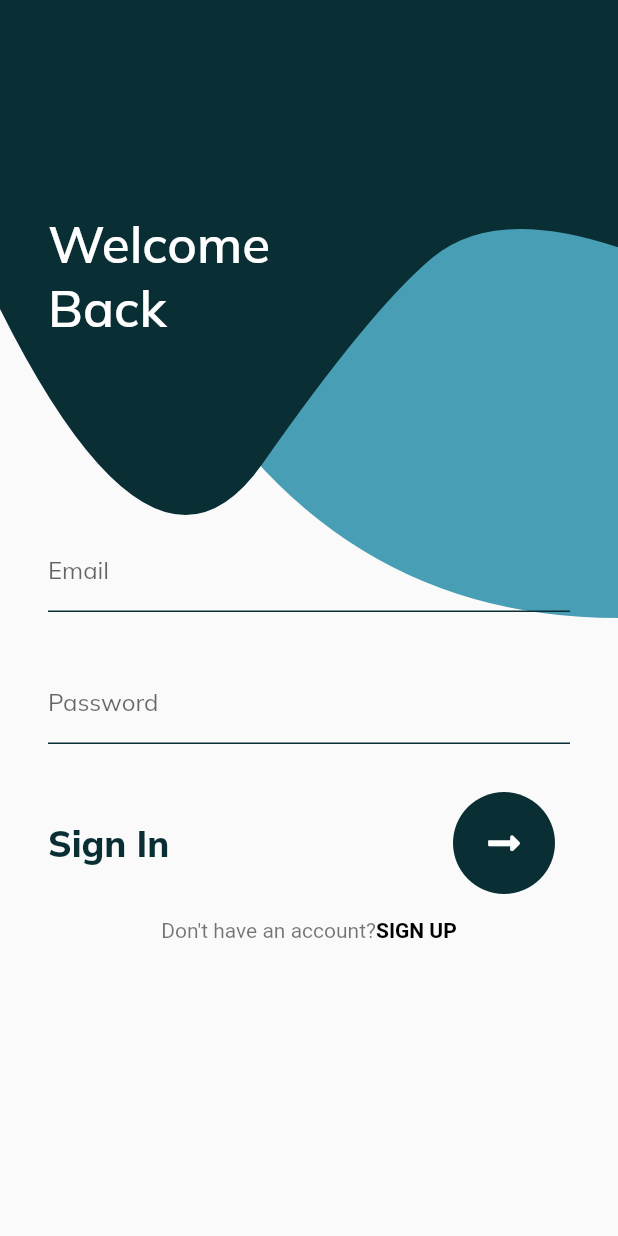
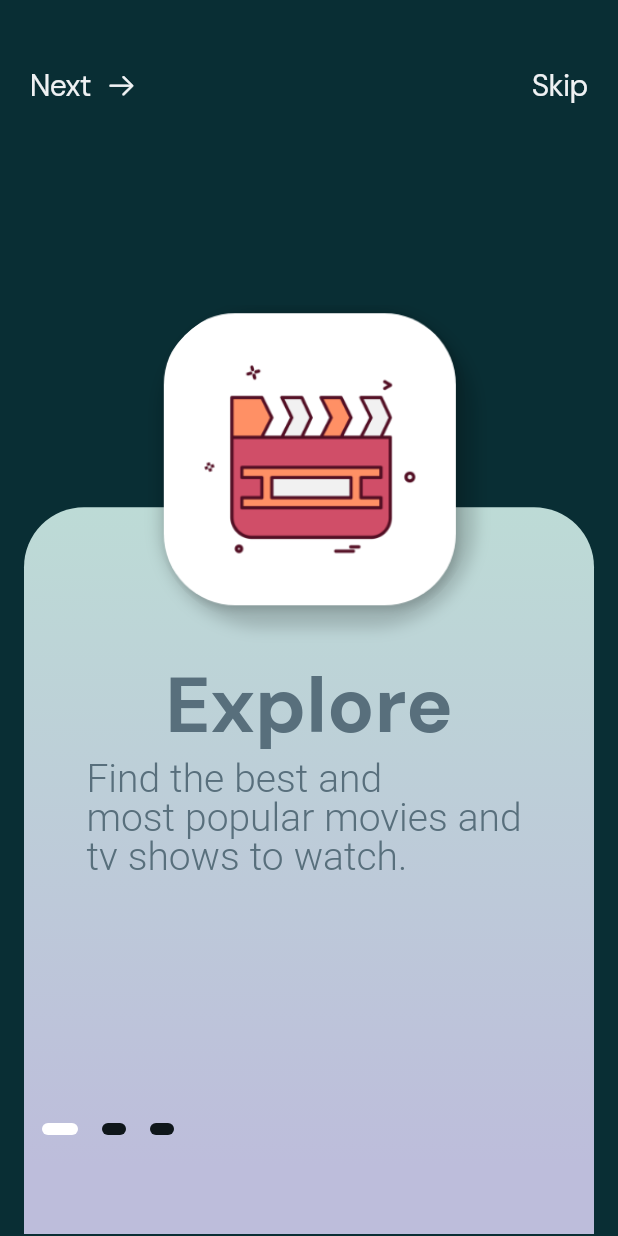
Before and after one commit to CodeUtkarsh/TMDB, a Flutter app: the screen it shows after launch, on a phone screen of 412 x 824 dp. Run offline on Flutter 3.47's test engine with Material 2 defaults, Android fonts, the phone set to English and light mode, and no system bars; our stand-ins replace font_awesome_flutter, google_fonts.

Commit message:
Added onboarding screen

```diff
--- a/lib/main.dart
+++ b/lib/main.dart
@@ -1,6 +1,8 @@
 import 'package:flutter/material.dart';
 import 'package:google_fonts/google_fonts.dart';
 import 'package:tmdb/config/palette.dart';
+import 'package:tmdb/screens/home_splash.dart';
+import 'package:tmdb/screens/onboarding/onboarding_screen.dart';
 import './screens/auth/auth.dart';
 
 void main() {
@@ -13,7 +15,7 @@ class MyApp extends StatelessWidget {
   Widget build(BuildContext context) {
     return MaterialApp(
       title: 'TMDB',
-      home: AuthScreen(),
+      home: OnboadingScreen(),
       theme: ThemeData(
         visualDensity: VisualDensity.adaptivePlatformDensity,
         textTheme: GoogleFonts.mulishTextTheme(),
@@ -23,6 +25,10 @@ class MyApp extends StatelessWidget {
           color: Palette.darkBlue,
         ),
       ),
+      routes: {
+        'home': (context) => OnboadingScreen(),
+        'auth-screen': (context) => AuthScreen(),
+      },
     );
   }
 }
--- /dev/null
+++ b/lib/screens/onboarding/constants.dart
@@ -0,0 +1,8 @@
+import 'package:flutter/cupertino.dart';
+
+const Color kprimaryColor = Color(0xff0a0a0a);
+const Color klightShade = Color(0xFF0F161A);
+const Color ksecondaryColor = Color(0xffe0c0b2);
+const Color kcolor = Color(0xffe046b2);
+const ktextColor = Color(0xFFEFF1F3);
+const Color bgColor = Color(0xff060f0d);
--- /dev/null
+++ b/lib/screens/onboarding/onboarding_screen.dart
@@ -0,0 +1,144 @@
+import 'package:flutter/cupertino.dart';
+import 'package:flutter/material.dart';
+import 'package:flutter/services.dart';
+import 'package:google_fonts/google_fonts.dart';
+import 'package:tmdb/config/palette.dart';
+import 'constants.dart';
+import './widgets/page1.dart';
+import 'widgets/page2.dart';
+import 'widgets/page3.dart';
+
+class OnboadingScreen extends StatefulWidget {
+  const OnboadingScreen({Key key}) : super(key: key);
+
+  @override
+  _OnboadingScreenState createState() => _OnboadingScreenState();
+}
+
+class _OnboadingScreenState extends State<OnboadingScreen> {
+  final _numPages = 3;
+  int _currentPage = 0;
+  final _pageController = PageController(initialPage: 0);
+
+  @override
+  Widget build(BuildContext context) {
+    Size size = MediaQuery.of(context).size;
+
+    Widget _indicator(bool isActive) {
+      return AnimatedContainer(
+        duration: Duration(microseconds: 150),
+        height: 8.0,
+        margin: EdgeInsets.symmetric(horizontal: 8.0),
+        width: isActive ? 24.0 : 16.0,
+        decoration: BoxDecoration(
+          color: isActive ? Colors.white : klightShade,
+          borderRadius: BorderRadius.all(Radius.circular(12.0)),
+        ),
+      );
+    }
+
+    List<Widget> buildPageIndicator() {
+      List<Widget> list = [];
+      for (var i = 0; i < _numPages; i++) {
+        list.add(_indicator(i == _currentPage));
+      }
+      return list;
+    }
+
+    return Scaffold(
+      body: AnnotatedRegion<SystemUiOverlayStyle>(
+        value: SystemUiOverlayStyle.light,
+        child: Container(
+          decoration: BoxDecoration(color: Palette.darkBlue),
+          child: Column(
+            children: [
+              Container(
+                height: size.height / 8.82,
+                padding: const EdgeInsets.only(top: 20),
+                alignment: Alignment.centerRight,
+                child: Container(
+                  child: _currentPage != _numPages - 1
+                      ? Row(
+                          mainAxisAlignment: MainAxisAlignment.spaceBetween,
+                          children: [
+                            CupertinoButton(
+                              child: Row(
+                                children: [
+                                  Text(
+                                    'Next ',
+                                    style: TextStyle(
+                                        color: ktextColor,
+                                        fontSize: 20.0,
+                                        fontFamily:
+                                            GoogleFonts.dmSans().fontFamily),
+                                  ),
+                                  SizedBox(
+                                    width: 5,
+                                  ),
+                                  Icon(
+                                    CupertinoIcons.arrow_right,
+                                    color: ktextColor,
+                                  ),
+                                ],
+                              ),
+                              onPressed: () {
+                                _pageController.nextPage(
+                                  duration: Duration(microseconds: 500),
+                                  curve: Curves.ease,
+                                );
+                              },
+                            ),
+                            CupertinoButton(
+                              child: Text(
+                                'Skip',
+                                style: TextStyle(
+                                    color: ktextColor,
+                                    fontSize: 20.0,
+                                    fontFamily:
+                                        GoogleFonts.dmSans().fontFamily),
+                              ),
+                              onPressed: () {
+                                _pageController.jumpToPage(2);
+                              },
+                            ),
+                          ],
+                        )
+                      : null,
+                ),
+              ),
+              SizedBox(
+                height: size.height / 7.5,
+              ),
+              Container(
+                height: size.height / 1.33,
+                child: PageView(
+                  physics: ClampingScrollPhysics(),
+                  controller: _pageController,
+                  onPageChanged: (page) {
+                    setState(() {
+                      _currentPage = page;
+                    });
+                  },
+                  children: [
+                    Page1(
+                      size: size,
+                      indicators: buildPageIndicator(),
+                    ),
+                    Page2(
+                      size: size,
+                      indicators: buildPageIndicator(),
+                    ),
+                    Page3(
+                      size: size,
+                      indicators: buildPageIndicator(),
+                    ),
+                  ],
+                ),
+              ),
+            ],
+          ),
+        ),
+      ),
+    );
+  }
+}
--- /dev/null
+++ b/lib/screens/onboarding/widgets/page1.dart
@@ -0,0 +1,109 @@
+import 'package:flutter/material.dart';
+
+class Page1 extends StatelessWidget {
+  final Size size;
+  final List<Widget> indicators;
+  const Page1({@required this.size, @required this.indicators});
+
+  List<Widget> buildPageIndicator(int _currentPage, Function _indicator) {
+    List<Widget> list = [];
+    for (var i = 0; i < 3; i++) {
+      list.add(_indicator(i == _currentPage));
+    }
+    return list;
+  }
+
+  @override
+  Widget build(BuildContext context) {
+    return Stack(
+      alignment: Alignment.center,
+      children: [
+        Positioned(
+          bottom: 0,
+          child: Container(
+            height: size.height / 1.7,
+            width: size.width - 32,
+            decoration: BoxDecoration(
+              borderRadius: BorderRadius.only(
+                topLeft: Radius.circular(40.0),
+                topRight: Radius.circular(40.0),
+              ),
+              gradient: LinearGradient(
+                begin: Alignment(0.0, -1.0),
+                end: Alignment(0.0, 0.81),
+                colors: [const Color(0xffbddbd6), const Color(0xffbdbddb)],
+                stops: [0.0, 1.0],
+              ),
+            ),
+          ),
+        ),
+        Container(
+          padding: const EdgeInsets.all(20.0),
+          child: Column(
+            crossAxisAlignment: CrossAxisAlignment.center,
+            children: [
+              SizedBox(
+                height: size.height / 4,
+              ),
+              Text(
+                'Explore',
+                style: TextStyle(
+                  fontFamily: 'DM Sans',
+                  fontSize: 52,
+                  color: const Color(0xff586f7c),
+                  fontWeight: FontWeight.w700,
+                  height: 1.5,
+                ),
+                textAlign: TextAlign.left,
+              ),
+              Padding(
+                padding: const EdgeInsets.symmetric(horizontal: 20),
+                child: Text(
+                  'Find the best and \nmost popular movies and \ntv shows to watch.\n',
+                  style: TextStyle(
+                    fontFamily: 'Prompt',
+                    fontSize: 26,
+                    color: const Color(0xff586f7c),
+                    fontWeight: FontWeight.w300,
+                    height: 1,
+                  ),
+                  textAlign: TextAlign.left,
+                ),
+              ),
+              SizedBox(
+                height: size.height / 6,
+              ),
+              Row(
+                children: indicators,
+              )
+            ],
+          ),
+        ),
+        // Adobe XD layer: 'movie_icon' (shape)
+        Positioned(
+          top: 0,
+          left: size.width / 4,
+          child: Container(
+            alignment: Alignment.center,
+            height: 2 * size.height / 7.8,
+            width: 2 * size.height / 7.8,
+            decoration: BoxDecoration(
+              borderRadius: BorderRadius.circular(69.0),
+              image: DecorationImage(
+                image: const AssetImage('assets/images/page1.png'),
+                fit: BoxFit.fill,
+              ),
+              boxShadow: [
+                BoxShadow(
+                  color: const Color(0x29000000),
+                  offset: Offset(3, 4),
+                  blurRadius: 8,
+                ),
+              ],
+            ),
+          ),
+        ),
+      ],
+    );
+  }
+}
--- a/pubspec.yaml
+++ b/pubspec.yaml
@@ -47,8 +47,8 @@ flutter:
   uses-material-design: true
 
   # To add assets to your application, add an assets section, like this:
-  # assets:
-  #   - images/a_dot_burr.jpeg
+  assets:
+    - assets/images/
   #   - images/a_dot_ham.jpeg
 
   # An image asset can refer to one or more resolution-specific "variants", see
```
Also changed, not shown: lib/screens/auth/components/sign_in.dart (+13 -2 lines), lib/screens/home_splash.dart (added, +40 -0 lines), lib/screens/onboarding/widgets/page2.dart (added, +102 -0 lines), lib/screens/onboarding/widgets/page3.dart (added, +107 -0 lines).
